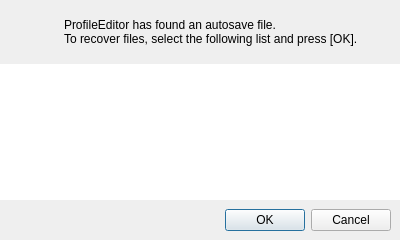
karakirimu/AutoBatchTools, file src/ProfileEditor/autosaveselectiondialog.ui: the form before one commit.
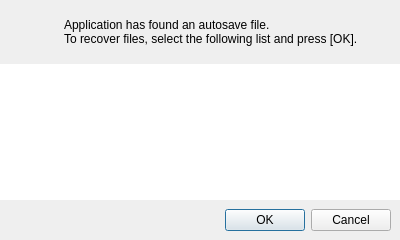
The form after the commit.

What changed in the file:
```diff
--- a/src/ProfileEditor/autosaveselectiondialog.ui
+++ b/src/ProfileEditor/autosaveselectiondialog.ui
@@ -65,7 +65,7 @@
      <item>
       <widget class="QLabel" name="message">
        <property name="text">
-        <string>ProfileEditor has found an autosave file.
+        <string>Application has found an autosave file.
 To recover files, select the following list and press [OK].</string>
        </property>
        <property name="scaledContents">
```
